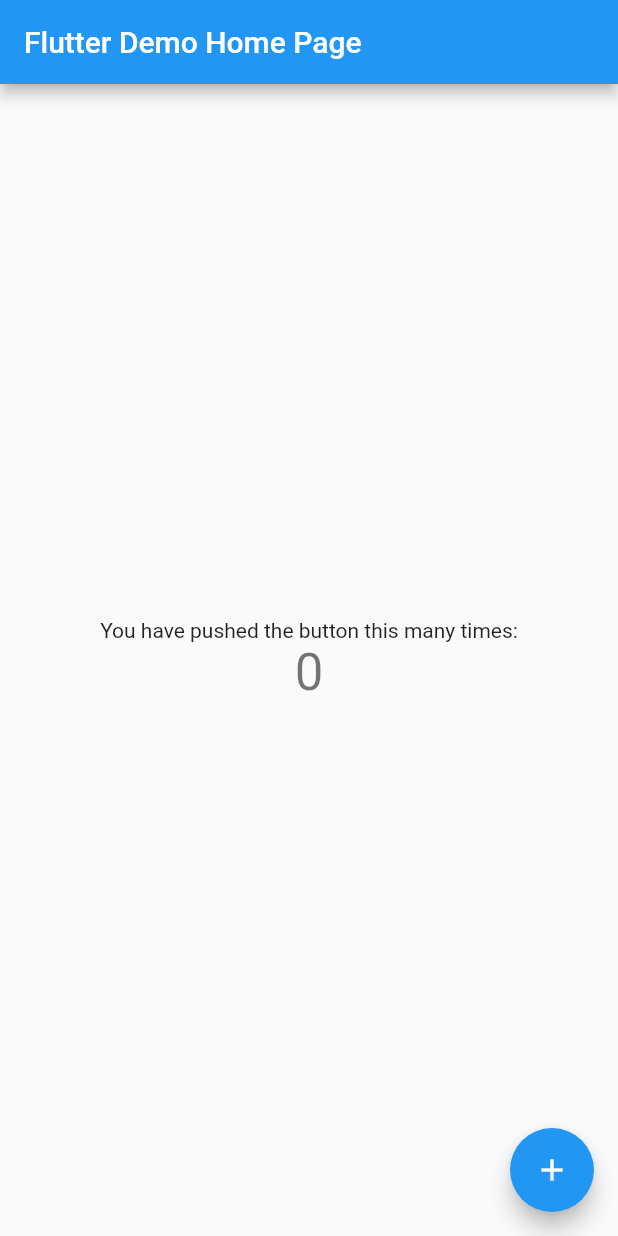
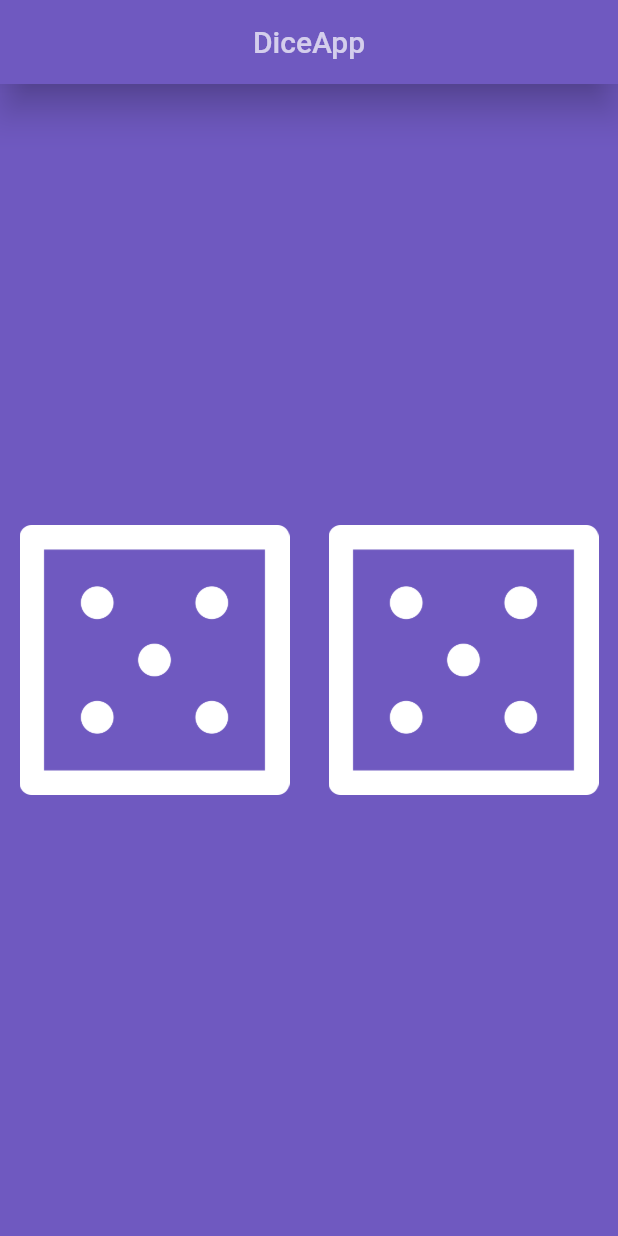
Before and after one commit to CriSDK/dice_app, a Flutter app: the screen it shows after launch, on a phone screen of 412 x 824 dp. Run offline on Flutter 3.47's test engine with Material 2 defaults, Android fonts, the phone set to English and light mode, and no system bars.

Commit message:
finish dice app

```diff
--- a/lib/main.dart
+++ b/lib/main.dart
@@ -1,115 +1,19 @@
+import 'package:dice_app/screens/home_page.dart';
 import 'package:flutter/material.dart';
 
-void main() {
-  runApp(const MyApp());
+void main(List<String> args) {
+  MyDiceApp app = const MyDiceApp();
+  runApp(app);
 }
 
-class MyApp extends StatelessWidget {
-  const MyApp({super.key});
+class MyDiceApp extends StatelessWidget {
+  const MyDiceApp({super.key});
 
-  // This widget is the root of your application.
   @override
   Widget build(BuildContext context) {
     return MaterialApp(
-      title: 'Flutter Demo',
-      theme: ThemeData(
-        // This is the theme of your application.
-        //
-        // Try running your application with "flutter run". You'll see the
-        // application has a blue toolbar. Then, without quitting the app, try
-        // changing the primarySwatch below to Colors.green and then invoke
-        // "hot reload" (press "r" in the console where you ran "flutter run",
-        // or simply save your changes to "hot reload" in a Flutter IDE).
-        // Notice that the counter didn't reset back to zero; the application
-        // is not restarted.
-        primarySwatch: Colors.blue,
-      ),
-      home: const MyHomePage(title: 'Flutter Demo Home Page'),
+      debugShowCheckedModeBanner: false,
+      home: HomePage(),
     );
   }
 }
-
-class MyHomePage extends StatefulWidget {
-  const MyHomePage({super.key, required this.title});
-
-  // This widget is the home page of your application. It is stateful, meaning
-  // that it has a State object (defined below) that contains fields that affect
-  // how it looks.
-
-  // This class is the configuration for the state. It holds the values (in this
-  // case the title) provided by the parent (in this case the App widget) and
-  // used by the build method of the State. Fields in a Widget subclass are
-  // always marked "final".
-
-  final String title;
-
-  @override
-  State<MyHomePage> createState() => _MyHomePageState();
-}
-
-class _MyHomePageState extends State<MyHomePage> {
-  int _counter = 0;
-
-  void _incrementCounter() {
-    setState(() {
-      // This call to setState tells the Flutter framework that something has
-      // changed in this State, which causes it to rerun the build method below
-      // so that the display can reflect the updated values. If we changed
-      // _counter without calling setState(), then the build method would not be
-      // called again, and so nothing would appear to happen.
-      _counter++;
-    });
-  }
-
-  @override
-  Widget build(BuildContext context) {
-    // This method is rerun every time setState is called, for instance as done
-    // by the _incrementCounter method above.
-    //
-    // The Flutter framework has been optimized to make rerunning build methods
-    // fast, so that you can just rebuild anything that needs updating rather
-    // than having to individually change instances of widgets.
-    return Scaffold(
-      appBar: AppBar(
-        // Here we take the value from the MyHomePage object that was created by
-        // the App.build method, and use it to set our appbar title.
-        title: Text(widget.title),
-      ),
-      body: Center(
-        // Center is a layout widget. It takes a single child and positions it
-        // in the middle of the parent.
-        child: Column(
-          // Column is also a layout widget. It takes a list of children and
-          // arranges them vertically. By default, it sizes itself to fit its
-          // children horizontally, and tries to be as tall as its parent.
-          //
-          // Invoke "debug painting" (press "p" in the console, choose the
-          // "Toggle Debug Paint" action from the Flutter Inspector in Android
-          // Studio, or the "Toggle Debug Paint" command in Visual Studio Code)
-          // to see the wireframe for each widget.
-          //
-          // Column has various properties to control how it sizes itself and
-          // how it positions its children. Here we use mainAxisAlignment to
-          // center the children vertically; the main axis here is the vertical
-          // axis because Columns are vertical (the cross axis would be
-          // horizontal).
-          mainAxisAlignment: MainAxisAlignment.center,
-          children: <Widget>[
-            const Text(
-              'You have pushed the button this many times:',
-            ),
-            Text(
-              '$_counter',
-              style: Theme.of(context).textTheme.headlineMedium,
-            ),
-          ],
-        ),
-      ),
-      floatingActionButton: FloatingActionButton(
-        onPressed: _incrementCounter,
-        tooltip: 'Increment',
-        child: const Icon(Icons.add),
-      ), // This trailing comma makes auto-formatting nicer for build methods.
-    );
-  }
-}
--- /dev/null
+++ b/lib/screens/home_page.dart
@@ -0,0 +1,73 @@
+import 'dart:math';
+
+import 'package:flutter/material.dart';
+
+class HomePage extends StatefulWidget {
+  const HomePage({super.key});
+
+  @override
+  State<HomePage> createState() => _HomePageState();
+}
+
+class _HomePageState extends State<HomePage> {
+  int getRandomNumber() {
+    int diceValue = Random().nextInt(6);
+    return diceValue + 1;
+  }
+
+  int diceValueLeft = Random().nextInt(6) + 1;
+  int diceValueRigth = Random().nextInt(6) + 1;
+  @override
+  Widget build(BuildContext context) {
+    return SafeArea(
+      child: Scaffold(
+          backgroundColor: const Color.fromARGB(255, 111, 89, 192),
+          appBar: AppBar(
+            centerTitle: true,
+            title: const Text(
+              'DiceApp',
+              style: TextStyle(
+                color: Colors.white70,
+              ),
+            ),
+            elevation: 10,
+            backgroundColor: const Color.fromARGB(255, 111, 89, 192),
+          ),
+          body: Center(
+            child: Row(
+              mainAxisAlignment: MainAxisAlignment.spaceAround,
+              children: [
+                Expanded(
+                  child: TextButton(
+                    onPressed: () {
+                      setState(() {
+                        diceValueLeft = getRandomNumber();
+                      });
+                    },
+                    child: Image.asset(
+                      'assets/images/dice$diceValueLeft.png',
+                      width: 180,
+                      height: 180,
+                    ),
+                  ),
+                ),
+                Expanded(
+                  child: TextButton(
+                    onPressed: () {
+                      setState(() {
+                        diceValueRigth = getRandomNumber();
+                      });
+                    },
+                    child: Image.asset(
+                      'assets/images/dice$diceValueRigth.png',
+                      width: 180,
+                      height: 180,
+                    ),
+                  ),
+                ),
+              ],
+            ),
+          )),
+    );
+  }
+}
--- a/pubspec.yaml
+++ b/pubspec.yaml
@@ -59,8 +59,8 @@ flutter:
   uses-material-design: true
 
   # To add assets to your application, add an assets section, like this:
-  # assets:
-  #   - images/a_dot_burr.jpeg
+  assets:
+    - assets/images/
   #   - images/a_dot_ham.jpeg
 
   # An image asset can refer to one or more resolution-specific "variants", see
```
Also changed, not shown: assets/images/dice1.png (added), assets/images/dice2.png (added), assets/images/dice3.png (added), assets/images/dice4.png (added), assets/images/dice5.png (added), assets/images/dice6.png (added).
